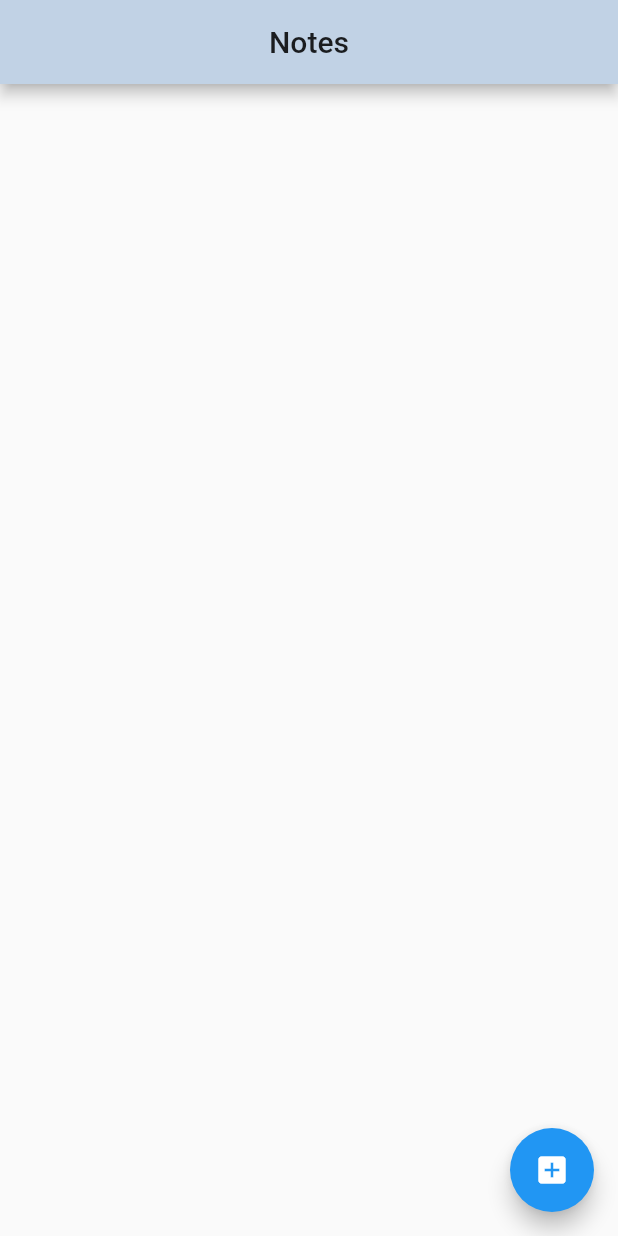
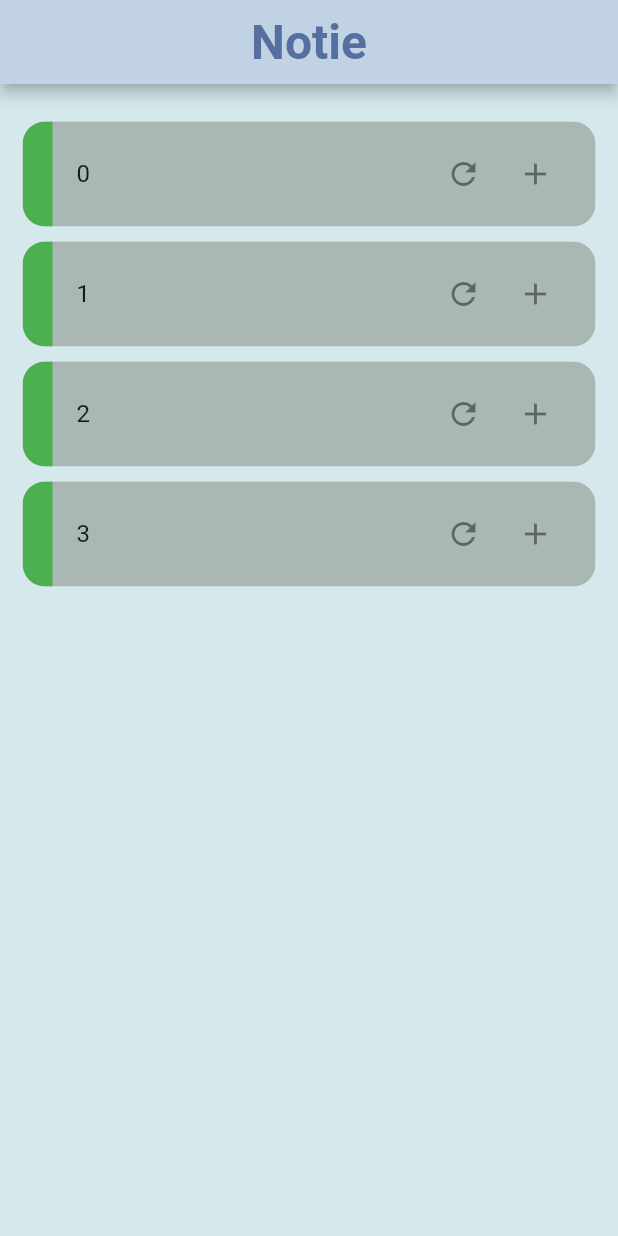
Before and after one commit to Ankan1998/Notebook_flutter, a Flutter app: the screen it shows after launch, on a phone screen of 412 x 824 dp. Run offline on Flutter 3.47's test engine with Material 2 defaults, Android fonts, the phone set to English and light mode, and no system bars; our stand-ins replace google_fonts, hive, sqflite; accounts and stored records are empty.

Commit message:
note list dart prepared

```diff
--- a/flutternote/lib/screens/note_list.dart
+++ b/flutternote/lib/screens/note_list.dart
@@ -1,8 +1,6 @@
 import 'package:flutter/material.dart';
-import 'package:flutternote/models/note.dart';
-import 'package:flutternote/screens/note_detail.dart';
-import 'package:flutternote/utils/database_helper.dart';
-import 'package:sqflite/sqflite.dart';
+import 'package:flutternote/themes.dart';
+
 
 class NoteList extends StatefulWidget {
   //const NoteList({ Key? key }) : super(key: key);
@@ -12,143 +10,56 @@ class NoteList extends StatefulWidget {
 }
 
 class _NoteListState extends State<NoteList> {
-  DatabaseHelper databaseHelper = DatabaseHelper();
-  List<Note> noteList;
-  int count = 0;
-
-  void push_nav(Note note, String title) async {
-    bool result =
-        await Navigator.push(context, MaterialPageRoute(builder: (context) {
-      return NoteDetail(note, title);
-    }));
-    if (result == true) {
-      updateListView();
-    }
-  }
-
-  void updateListView() {
-    final Future<Database> dbFuture = databaseHelper.initializeDatabase();
-    dbFuture.then((database) {
-      Future<List<Note>> noteListFuture = databaseHelper.getNoteList();
-      noteListFuture.then((noteList) {
-        setState(() {
-          this.noteList = noteList;
-          this.count = noteList.length;
-        });
-      });
-    });
-  }
 
   @override
   Widget build(BuildContext context) {
-    if (noteList == null) {
-      noteList = <Note>[];
-      updateListView();
-    }
-
     return Scaffold(
+      backgroundColor: MyTheme.backgroundColor,
       appBar: AppBar(
+        backgroundColor: Theme.of(context).primaryColor,
         title: Center(
-          child: Text(
-            'Notes',
-          ),
+          child: Text('Notie', style: MyTheme.kAppTitle),
         ),
       ),
-      body: getNoteListView(),
-      floatingActionButton: FloatingActionButton(
-          heroTag: null,
-          onPressed: () {
-            push_nav(Note('', '', 2), "Add Note");
-            //debugPrint('FAB');
+      body: Padding(
+        padding: const EdgeInsets.only(
+          left: 15.0,
+          top: 25,
+          right: 15,
+        ),
+        child: ListView.separated(
+          separatorBuilder: (BuildContext context, int index) {
+            return SizedBox(height: 10.0);
           },
-          tooltip: 'Add Note',
-          child: Icon(Icons.add_box)),
+          itemCount: 4,
+          itemBuilder: (context, index) {
+            return ClipPath(
+              child: Container(
+                child: Center(
+                  child: ListTile(
+                    title: Text("$index"),
+                    trailing: Row(
+                      mainAxisSize: MainAxisSize.min,
+                      children: [
+                        IconButton(onPressed: () {}, icon: Icon(Icons.refresh)),
+                        IconButton(onPressed: () {}, icon: Icon(Icons.add)),
+                      ],
+                    ),
+                  ),
+                ),
+                height: 70,
+                decoration: BoxDecoration(
+                    color: Color(0x40262502),
+                    border: Border(
+                        left: BorderSide(color: Colors.green, width: 20))),
+              ),
+              clipper: ShapeBorderClipper(
+                  shape: RoundedRectangleBorder(
+                      borderRadius: BorderRadius.circular(15))),
+            );
+          },
+        ),
+      ),
     );
   }
-
-  ListView getNoteListView() {
-    TextStyle titleStyle = Theme.of(context).textTheme.subtitle1;
-
-    return ListView.builder(
-        itemCount: count,
-        itemBuilder: (BuildContext context, int position) {
-          return Card(
-              color: Colors.white,
-              elevation: 2.0,
-              child: ListTile(
-                leading: CircleAvatar(
-                  backgroundColor:
-                      getPriorityColor(this.noteList[position].priority),
-                  child: getPriorityIcon(this.noteList[position].priority),
-                ),
-                title: Text(
-                  this.noteList[position].title,
-                  style: titleStyle,
-                ),
-                subtitle: Text(this.noteList[position].date),
-                trailing: GestureDetector(
-                  child: Icon(
-                    Icons.delete,
-                    color: Colors.grey,
-                  ),
-                  onTap: () {
-                    _delete(context, noteList[position]);
-                  },
-                ),
-                onTap: () {
-                  push_nav(this.noteList[position], "Edit Note");
-                  //debugPrint("ds");
-                },
-              ));
-        });
-  }
-
-  // Returns the priority color
-  Color getPriorityColor(int priority) {
-    switch (priority) {
-      case 1:
-        return Colors.red;
-        break;
-      case 2:
-        return Colors.green;
-        break;
-      case 3:
-        return Colors.yellow;
-        break;
-
-      default:
-        return Colors.green;
-    }
-  }
-
-  // Returns the priority icon
-  Icon getPriorityIcon(int priority) {
-    switch (priority) {
-      case 1:
-        return Icon(Icons.arrow_upward);
-        break;
-      case 2:
-        return Icon(Icons.arrow_right);
-        break;
-      case 3:
-        return Icon(Icons.arrow_downward);
-        break;
-
-      default:
-        return Icon(Icons.arrow_right);
-    }
-  }
-
-  void _delete(BuildContext context, Note note) async {
-    int result = await databaseHelper.deleteNote(note.id);
-    if (result != 0) {
-      _showSnackBar(context, 'Note Deleted Successfully');
-      updateListView();
-    }
-  }
-
-  void _showSnackBar(BuildContext context, String message) {
-    final snackBar = SnackBar(content: Text(message));
-    ScaffoldMessenger.of(context).showSnackBar(snackBar);
-  }
 }
```
